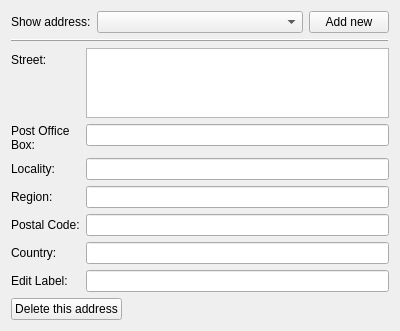
Above: mobile/contacts/editorlocation.ui from chusopr/kdepim-ktimetracker-akonadi before the change. Below: the same form after it.
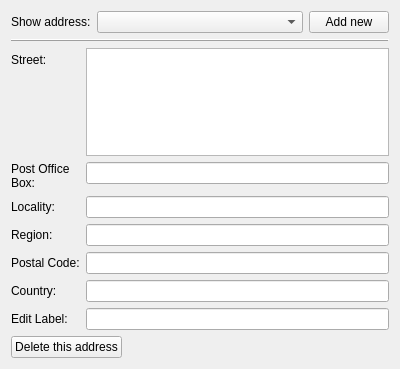
That is the form after the change.

Patch:
```diff
--- a/mobile/contacts/editorlocation.ui
+++ b/mobile/contacts/editorlocation.ui
@@ -7,7 +7,7 @@
     <x>0</x>
     <y>0</y>
     <width>400</width>
-    <height>300</height>
+    <height>369</height>
    </rect>
   </property>
   <layout class="QVBoxLayout" name="verticalLayout">
```
Left out of the diff: 6 changed lines with no effect on the pictures.
